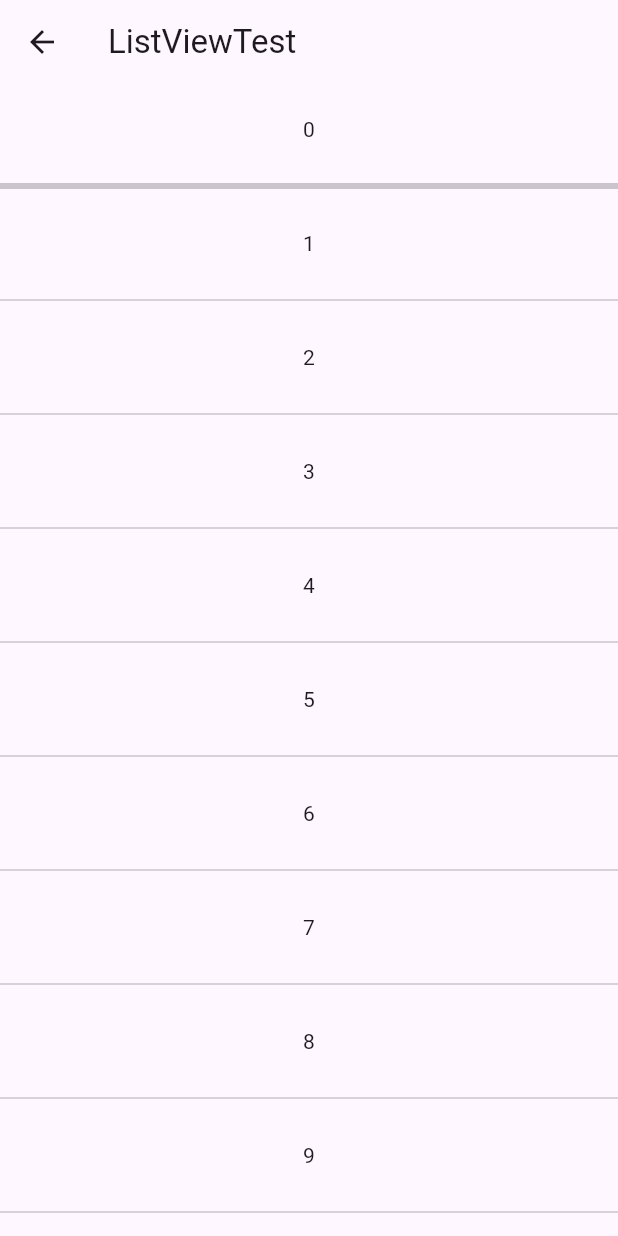
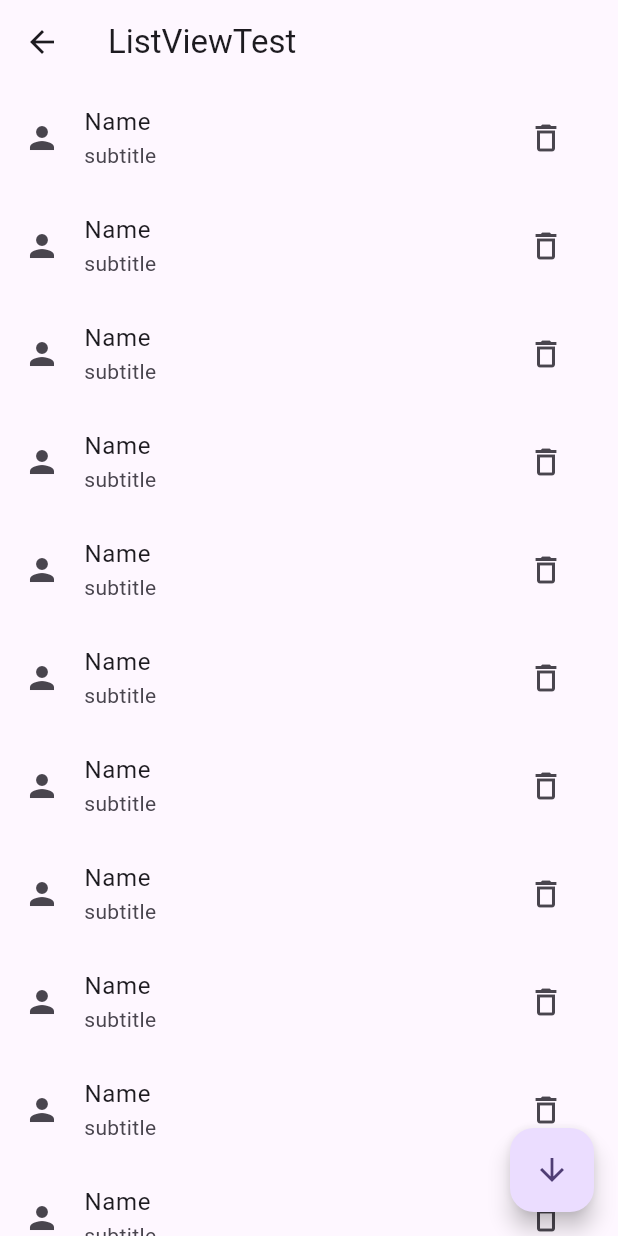
Before and after one commit to jiangzongyu/flutter_demo, a Flutter app: the ListViewTest screen opened directly, on a phone screen of 412 x 824 dp. Run offline on Flutter 3.47's test engine with Material 2 defaults, Android fonts, the light colour scheme and no system bars; our stand-ins replace rive.

Commit message:
ListView.builder+1

```diff
--- a/lib/constant.dart
+++ b/lib/constant.dart
@@ -93,6 +93,6 @@ List routerList = [
   },
   {
     'name': 'ListView',
-    'method': const ListViewTest(),
+    'method': ListViewTest(),
   }
 ];
--- a/lib/list_view/index.dart
+++ b/lib/list_view/index.dart
@@ -1,17 +1,64 @@
 import 'package:flutter/material.dart';
 
 class ListViewTest extends StatelessWidget {
-  const ListViewTest({super.key});
+  ListViewTest({super.key});
+
+  final _controller = ScrollController();
+
+  _incrementCounter() {
+    print(_controller.position);
+    _controller.animateTo(
+      _controller.offset + 200,
+      duration: const Duration(milliseconds: 300),
+      curve: Curves.easeInOut,
+    );
+  }
 
   @override
   Widget build(BuildContext context) {
     return Scaffold(
       appBar: AppBar(
-        title: const Text('ListViewTest'),
+        title: GestureDetector(
+          onTap: () {
+            _controller.animateTo(
+              -20.0,
+              duration: const Duration(seconds: 1),
+              curve: Curves.linear,
+            );
+          },
+          child: const Text('ListViewTest'),
+        ),
       ),
-      // body: ListView.builder(
-      //   itemCount: 50,
-      //   // cacheExtent: 30, // 缓存底部预出现多少高度
+      body: Scrollbar(
+        child: ListView.builder(
+          // physics: AlwaysScrollableScrollPhysics(),
+          /**
+           * physics 是否有回弹效果
+           * 1. ClampingScrollPhysics() 无回弹效果类似安卓
+           * 2. BouncingScrollPhysics() 有回弹效果类似ios
+           * 3. NeverScrollableScrollPhysics 无法滚动但是可以点击appBar和向下箭头滚动
+           * 4. AlwaysScrollableScrollPhysics 永远可以滚动
+           */
+          controller: _controller,
+          padding: const EdgeInsets.only(bottom: 100),
+          // 滑动过程中没有padding只有到底部的时候会有
+          itemCount: 50,
+          // cacheExtent: 30, // 缓存底部预出现多少高度
+          itemBuilder: (context, index) {
+            return ListTile(
+              leading: const Icon(Icons.person),
+              title: const Text('Name'),
+              subtitle: const Text('subtitle'),
+              trailing: IconButton(
+                icon: const Icon(Icons.delete_outline),
+                onPressed: () {},
+              ),
+            );
+          },
+        ),
+      ),
+      // 存在分割线
+      // body: ListView.separated(
       //   itemBuilder: (context, index) {
       //     return Container(
       //       height: 60,
@@ -19,22 +66,18 @@ class ListViewTest extends StatelessWidget {
       //       child: Text('$index'),
       //     );
       //   },
+      //   separatorBuilder: (context, index) {
+      //     if (index == 0) {
+      //       return const Divider(thickness: 4);
+      //     }
+      //     return const Divider();
+      //   },
+      //   itemCount: 50,
       // ),
-      body: ListView.separated(
-        itemBuilder: (context, index) {
-          return Container(
-            height: 60,
-            alignment: Alignment.center,
-            child: Text('$index'),
-          );
-        },
-        separatorBuilder: (context, index) {
-          if (index == 0) {
-            return const Divider(thickness: 4);
-          }
-          return const Divider();
-        },
-        itemCount: 50,
+      floatingActionButton: FloatingActionButton(
+        onPressed: _incrementCounter,
+        tooltip: 'down',
+        child: const Icon(Icons.arrow_downward),
       ),
     );
   }
```
